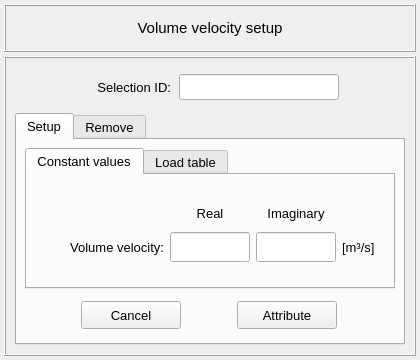
First picture: the form in pulse/interface/data/ui_files/model/setup/acoustic/volume_velocity_input.ui, repository open-pulse/OpenPulse, before the edit.
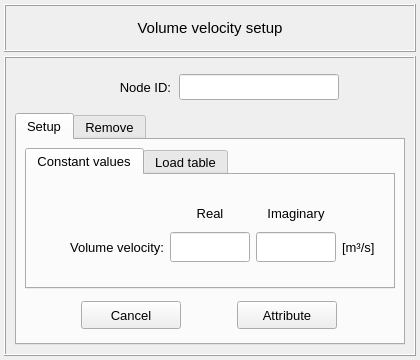
Second picture: the form after the edit.

Diff of the .ui file:
```diff
--- a/pulse/interface/data/ui_files/model/setup/acoustic/volume_velocity_input.ui
+++ b/pulse/interface/data/ui_files/model/setup/acoustic/volume_velocity_input.ui
@@ -243,7 +243,7 @@
             </font>
            </property>
            <property name="text">
-            <string>Selection ID:</string>
+            <string>Node ID:</string>
            </property>
            <property name="alignment">
             <set>Qt::AlignRight|Qt::AlignTrailing|Qt::AlignVCenter</set>
```
Left out of the diff: 2 changed lines with no effect on the pictures.
